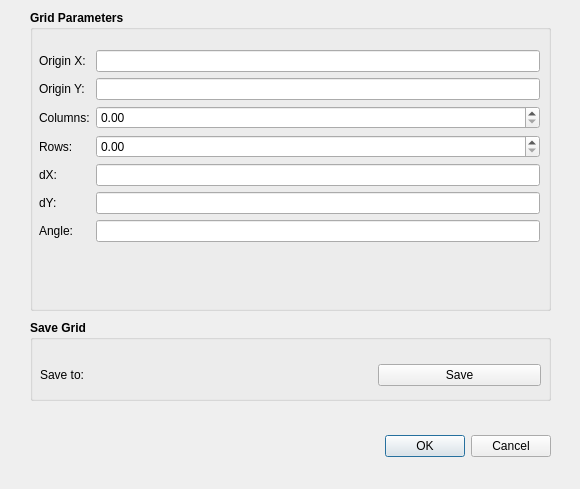
vascoguita/mohid_grd_generator, file mohid_grd_generator_dialog_base.ui: the form before one commit.
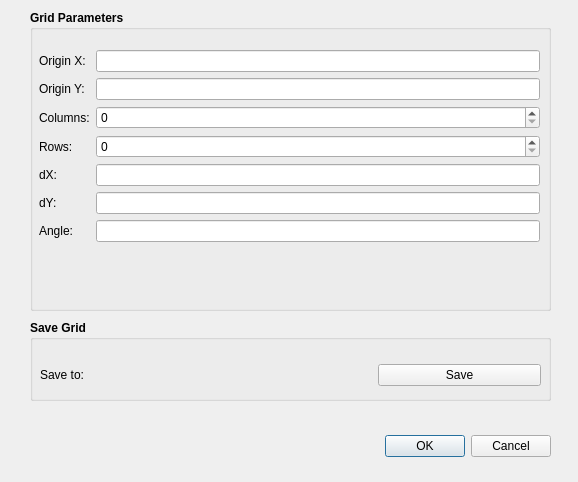
The form after the commit. Custom widgets are drawn as their Qt base class.

Commit message: Add MohidGrid class which draws grid layer

Patch:
```diff
--- a/mohid_grd_generator_dialog_base.ui
+++ b/mohid_grd_generator_dialog_base.ui
@@ -6,8 +6,8 @@
    <rect>
     <x>0</x>
     <y>0</y>
-    <width>580</width>
-    <height>489</height>
+    <width>578</width>
+    <height>482</height>
    </rect>
   </property>
   <property name="windowTitle">
@@ -67,7 +67,7 @@
      </widget>
     </item>
     <item row="2" column="1">
-     <widget class="QgsDoubleSpinBox" name="mQgsDoubleSpinBox_2"/>
+     <widget class="QgsSpinBox" name="mQgsSpinBoxColumns"/>
     </item>
     <item row="3" column="0">
      <widget class="QLabel" name="label_2">
@@ -76,9 +76,6 @@
       </property>
      </widget>
     </item>
-    <item row="3" column="1">
-     <widget class="QgsDoubleSpinBox" name="mQgsDoubleSpinBox"/>
-    </item>
     <item row="4" column="0">
      <widget class="QLabel" name="label_5">
       <property name="text">
@@ -113,6 +110,9 @@
       </property>
      </widget>
     </item>
+    <item row="3" column="1">
+     <widget class="QgsSpinBox" name="mQgsSpinBoxRows"/>
+    </item>
    </layout>
   </widget>
   <widget class="QGroupBox" name="groupBox">
@@ -207,16 +207,16 @@
   <zorder>formLayoutWidget</zorder>
  </widget>
  <customwidgets>
-  <customwidget>
-   <class>QgsDoubleSpinBox</class>
-   <extends>QDoubleSpinBox</extends>
-   <header>qgsdoublespinbox.h</header>
-  </customwidget>
   <customwidget>
    <class>QgsExternalResourceWidget</class>
    <extends>QWidget</extends>
    <header>qgsexternalresourcewidget.h</header>
   </customwidget>
+  <customwidget>
+   <class>QgsSpinBox</class>
+   <extends>QSpinBox</extends>
+   <header>qgsspinbox.h</header>
+  </customwidget>
  </customwidgets>
  <resources/>
  <connections>
```
Left out of the diff: 20 changed lines with no effect on the pictures. The commit also changes 3 other files.
